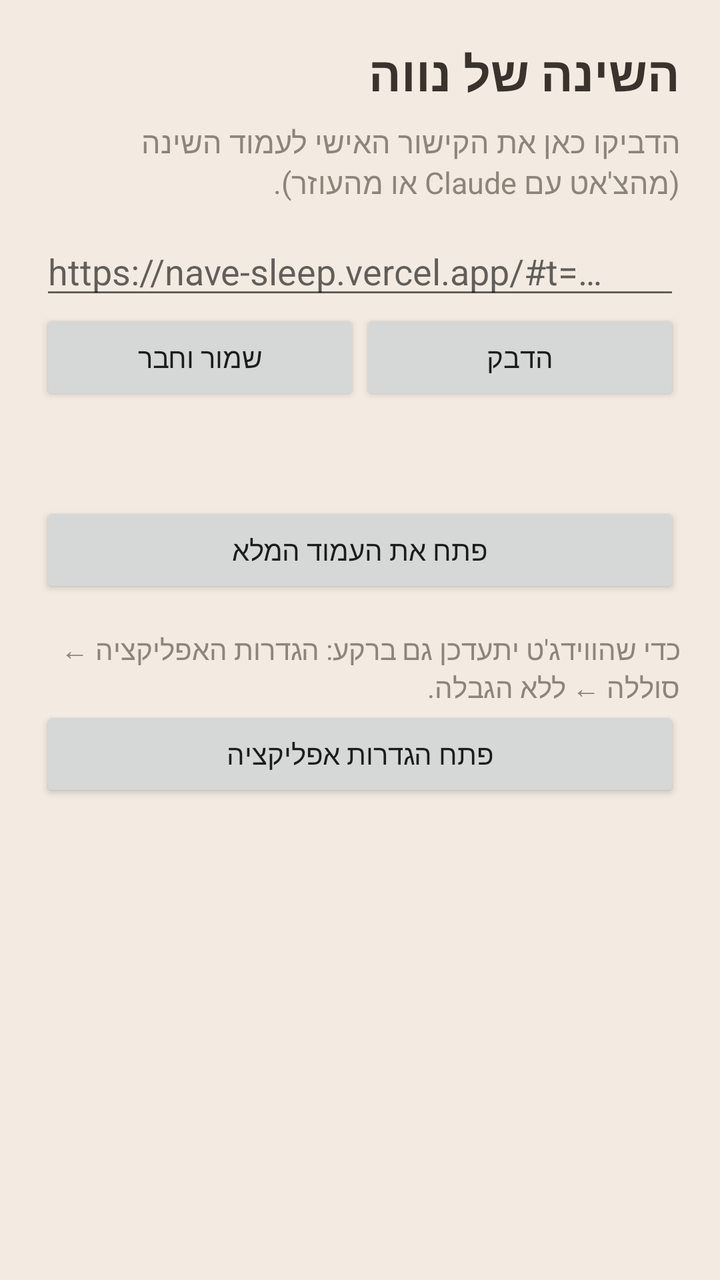
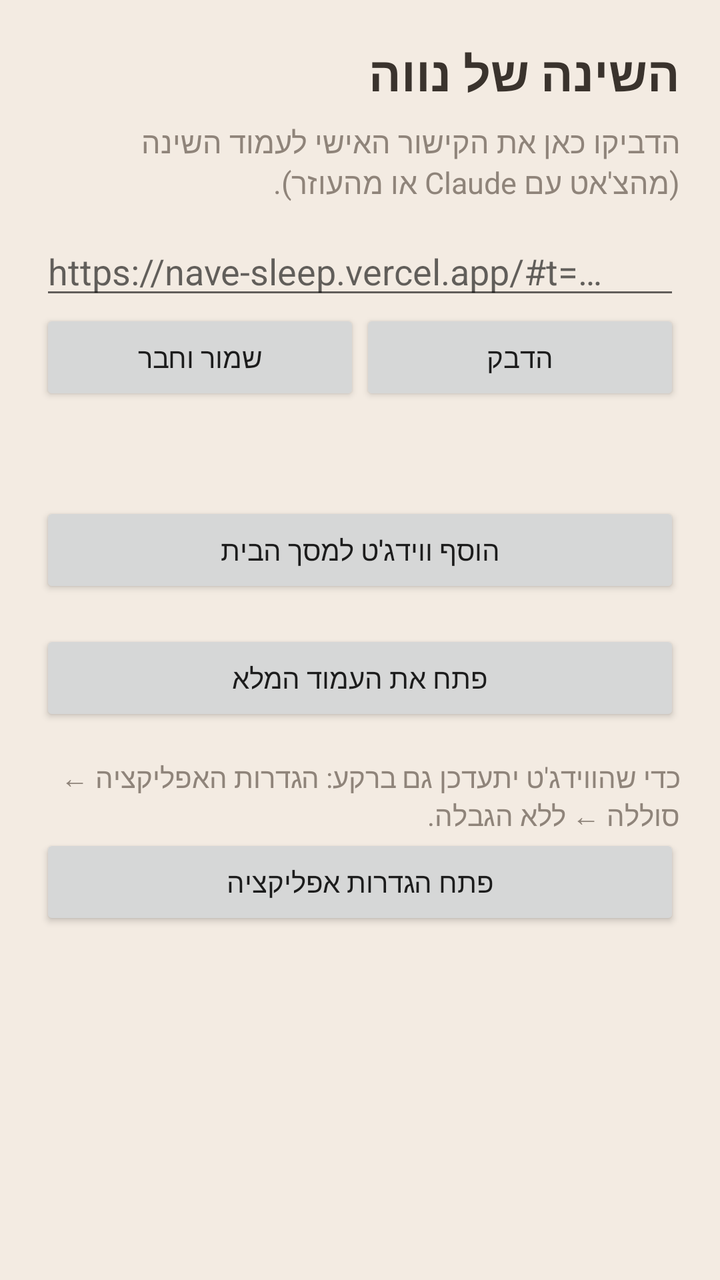

Screens rendered from an Android XML layout before and after an edit, with the pre-edit source and the edit as a unified diff.
<!-- AndroidManifest.xml: application theme android:Theme.Material.Light.NoActionBar -->
<!-- res/layout/activity_main.xml -->
<?xml version="1.0" encoding="utf-8"?>
<ScrollView xmlns:android="http://schemas.android.com/apk/res/android"
    android:layout_width="match_parent"
    android:layout_height="match_parent"
    android:background="#F3EBE2">

    <LinearLayout
        android:layout_width="match_parent"
        android:layout_height="wrap_content"
        android:layoutDirection="rtl"
        android:orientation="vertical"
        android:padding="20dp">

        <TextView
            android:layout_width="match_parent"
            android:layout_height="wrap_content"
            android:text="השינה של נווה"
            android:textColor="#3A332D"
            android:textSize="24sp"
            android:textStyle="bold" />

        <TextView
            android:layout_width="match_parent"
            android:layout_height="wrap_content"
            android:layout_marginTop="8dp"
            android:text="הדביקו כאן את הקישור האישי לעמוד השינה (מהצ'אט עם Claude או מהעוזר)."
            android:textColor="#8F847A"
            android:textSize="15sp" />

        <EditText
            android:id="@+id/link"
            android:layout_width="match_parent"
            android:layout_height="wrap_content"
            android:layout_marginTop="12dp"
            android:hint="https://nave-sleep.vercel.app/#t=…"
            android:inputType="textUri"
            android:textDirection="ltr" />

        <LinearLayout
            android:layout_width="match_parent"
            android:layout_height="wrap_content"
            android:orientation="horizontal">

            <Button
                android:id="@+id/paste"
                android:layout_width="0dp"
                android:layout_height="wrap_content"
                android:layout_weight="1"
                android:text="הדבק" />

            <Button
                android:id="@+id/save"
                android:layout_width="0dp"
                android:layout_height="wrap_content"
                android:layout_weight="1"
                android:text="שמור וחבר" />
        </LinearLayout>

        <TextView
            android:id="@+id/status"
            android:layout_width="match_parent"
            android:layout_height="wrap_content"
            android:layout_marginTop="12dp"
            android:textColor="#3A332D"
            android:textSize="15sp" />

        <Button
            android:id="@+id/open"
            android:layout_width="match_parent"
            android:layout_height="wrap_content"
            android:layout_marginTop="16dp"
            android:text="פתח את העמוד המלא" />

        <TextView
            android:layout_width="match_parent"
            android:layout_height="wrap_content"
            android:layout_marginTop="16dp"
            android:text="כדי שהווידג'ט יתעדכן גם ברקע: הגדרות האפליקציה ← סוללה ← ללא הגבלה."
            android:textColor="#8F847A"
            android:textSize="14sp" />

        <Button
            android:id="@+id/battery"
            android:layout_width="match_parent"
            android:layout_height="wrap_content"
            android:text="פתח הגדרות אפליקציה" />
    </LinearLayout>
</ScrollView>
<!-- resources referenced by this layout -->
<resources>

</resources>

<!-- the commit's change to res/layout/activity_main.xml (unified diff, before → after) -->
@@ -65,6 +65,13 @@
             android:textSize="15sp" />
 
         <Button
+            android:id="@+id/pin"
+            android:layout_width="match_parent"
+            android:layout_height="wrap_content"
+            android:layout_marginTop="16dp"
+            android:text="הוסף ווידג'ט למסך הבית" />
+
+        <Button
             android:id="@+id/open"
             android:layout_width="match_parent"
             android:layout_height="wrap_content"
